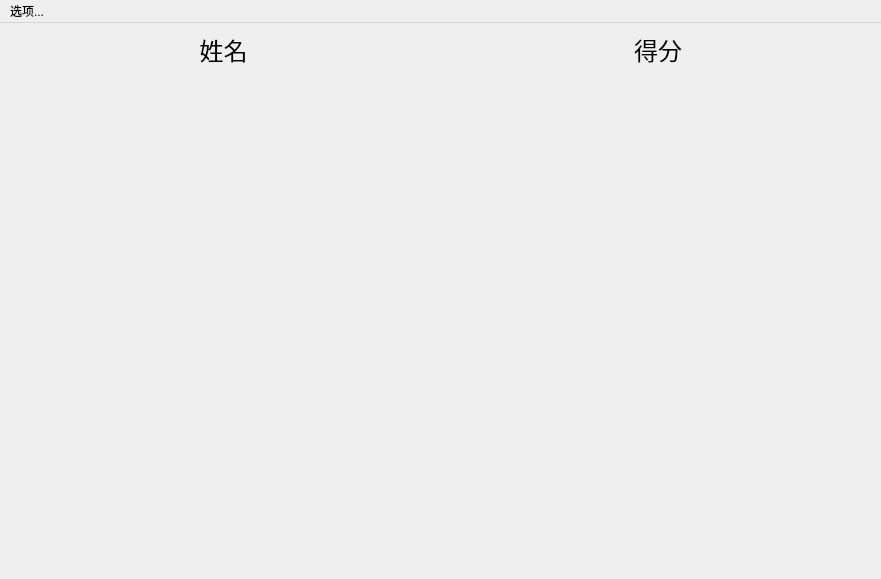
The window that rank.ui (Nahjs/Bejeweled) describes before a commit, drawn with Qt 5.
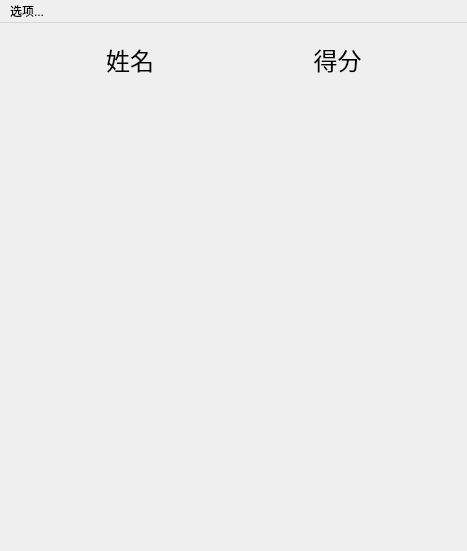
The same window after the commit.

```diff
--- a/rank.ui
+++ b/rank.ui
@@ -6,8 +6,8 @@
    <rect>
     <x>0</x>
     <y>0</y>
-    <width>881</width>
-    <height>579</height>
+    <width>467</width>
+    <height>551</height>
    </rect>
   </property>
   <property name="minimumSize">
@@ -31,7 +31,19 @@
   <widget class="QWidget" name="centralwidget">
    <layout class="QVBoxLayout" name="verticalLayout">
     <item>
-     <layout class="QGridLayout" name="gridLayout" columnstretch="4,4">
+     <layout class="QGridLayout" name="gridLayout" columnstretch="4,4" columnminimumwidth="0,0">
+      <property name="leftMargin">
+       <number>20</number>
+      </property>
+      <property name="topMargin">
+       <number>10</number>
+      </property>
+      <property name="rightMargin">
+       <number>20</number>
+      </property>
+      <property name="bottomMargin">
+       <number>10</number>
+      </property>
       <item row="2" column="1">
        <widget class="QLabel" name="label_6">
         <property name="sizePolicy">
@@ -513,7 +525,7 @@
     <rect>
      <x>0</x>
      <y>0</y>
-     <width>881</width>
+     <width>467</width>
      <height>22</height>
     </rect>
    </property>
```
